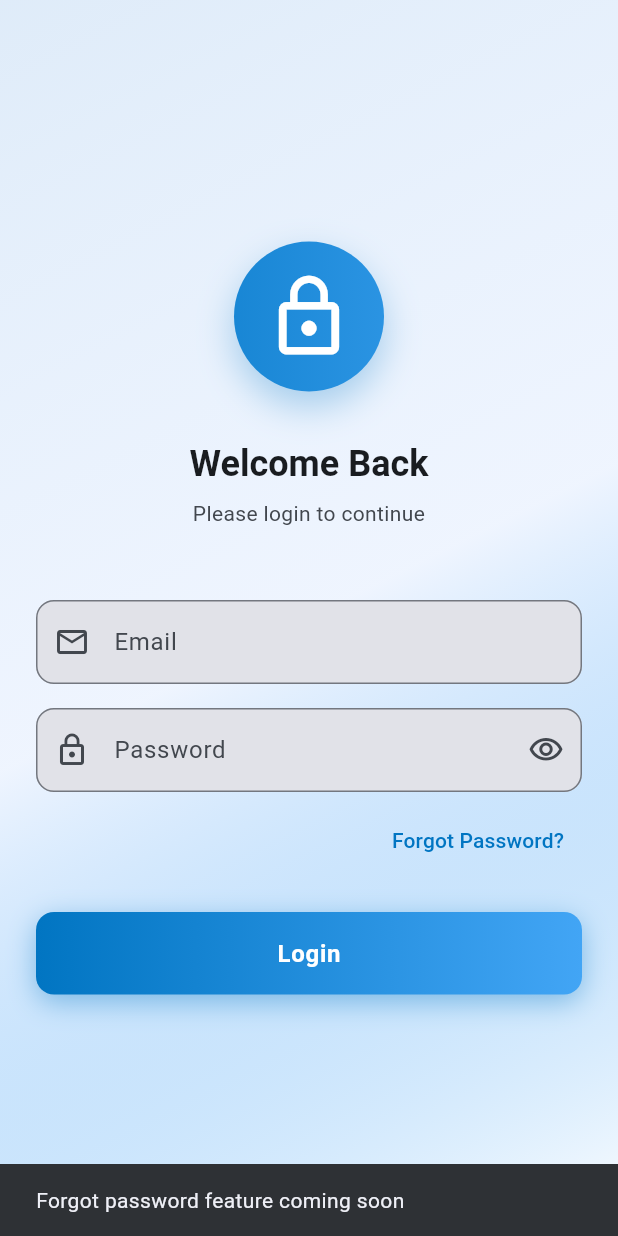
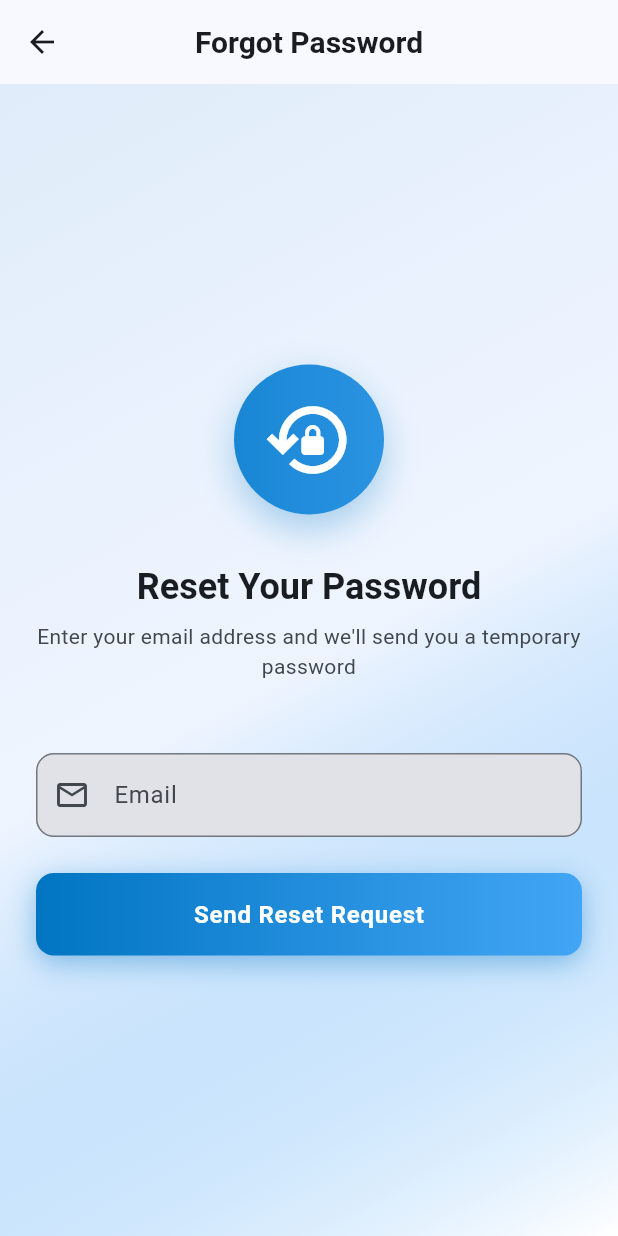
Before and after one commit to Eswar-QOBox/LCC, a Flutter app: the screen it shows after launch, after a tap on "Forgot Password?", on a phone screen of 412 x 824 dp. Run offline on Flutter 3.47's test engine with Material 3 defaults, Android fonts, the phone set to English and light mode, and no system bars; our stand-ins replace dio, file_picker, flutter_secure_storage, go_router, image_picker, shared_preferences; missing offline and left inert: dart:html, google_mlkit_face_detection; accounts and stored records are empty; network calls fail.

Commit message:
feat: Implement initial user authentication system including login, forgot password, routing, and state management.

```diff
--- a/lib/main.dart
+++ b/lib/main.dart
@@ -9,6 +9,7 @@ import 'utils/app_routes.dart';
 import 'screens/splash_screen.dart';
 import 'screens/branding_screen.dart';
 import 'screens/login_screen.dart';
+import 'screens/forgot_password_screen.dart';
 import 'screens/main_home_screen.dart';
 import 'screens/instructions_screen.dart';
 import 'screens/terms_screen.dart';
@@ -64,6 +65,10 @@ final GoRouter _router = GoRouter(
       builder: (context, state) => const LoginScreen(),
     ),
     GoRoute(
+      path: AppRoutes.forgotPassword,
+      builder: (context, state) => const ForgotPasswordScreen(),
+    ),
+    GoRoute(
       path: AppRoutes.home,
       builder: (context, state) => const MainHomeScreen(),
     ),
--- /dev/null
+++ b/lib/screens/forgot_password_screen.dart
@@ -0,0 +1,306 @@
+import 'package:flutter/material.dart';
+import 'package:go_router/go_router.dart';
+import 'package:provider/provider.dart';
+import '../utils/app_routes.dart';
+import '../providers/auth_provider.dart';
+
+class ForgotPasswordScreen extends StatefulWidget {
+  const ForgotPasswordScreen({super.key});
+
+  @override
+  State<ForgotPasswordScreen> createState() => _ForgotPasswordScreenState();
+}
+
+class _ForgotPasswordScreenState extends State<ForgotPasswordScreen> {
+  final _formKey = GlobalKey<FormState>();
+  final _emailController = TextEditingController();
+  bool _isSuccess = false;
+  String? _tempPassword;
+  String? _successMessage;
+
+  @override
+  void dispose() {
+    _emailController.dispose();
+    super.dispose();
+  }
+
+  Future<void> _handleForgotPassword() async {
+    if (_formKey.currentState!.validate()) {
+      final authProvider = Provider.of<AuthProvider>(context, listen: false);
+
+      final result = await authProvider.forgotPassword(
+        _emailController.text.trim(),
+      );
+
+      if (mounted) {
+        if (result != null) {
+          setState(() {
+            _isSuccess = true;
+            _successMessage = result['message'] as String?;
+            _tempPassword = result['tempPassword'] as String?;
+          });
+        } else {
+          // Show error message
+          ScaffoldMessenger.of(context).showSnackBar(
+            SnackBar(
+              content: Text(authProvider.errorMessage ?? 'Failed to process request'),
+              backgroundColor: Theme.of(context).colorScheme.error,
+            ),
+          );
+        }
+      }
+    }
+  }
+
+  @override
+  Widget build(BuildContext context) {
+    final theme = Theme.of(context);
+    final colorScheme = theme.colorScheme;
+
+    return Scaffold(
+      appBar: AppBar(
+        leading: IconButton(
+          icon: const Icon(Icons.arrow_back),
+          onPressed: () => context.go(AppRoutes.login),
+        ),
+        title: const Text('Forgot Password'),
+      ),
+      body: Container(
+        decoration: BoxDecoration(
+          gradient: LinearGradient(
+            begin: Alignment.topLeft,
+            end: Alignment.bottomRight,
+            colors: [
+              colorScheme.primary.withValues(alpha: 0.1),
+              colorScheme.secondary.withValues(alpha: 0.05),
+              Colors.white,
+            ],
+          ),
+        ),
+        child: SafeArea(
+          child: Center(
+            child: SingleChildScrollView(
+              padding: const EdgeInsets.all(24.0),
+              child: Form(
+                key: _formKey,
+                child: Column(
+                  mainAxisAlignment: MainAxisAlignment.center,
+                  crossAxisAlignment: CrossAxisAlignment.stretch,
+                  children: [
+                    if (!_isSuccess) ...[
+                      // Icon Section
+                      Container(
+                        padding: const EdgeInsets.all(20),
+                        decoration: BoxDecoration(
+                          shape: BoxShape.circle,
+                          gradient: LinearGradient(
+                            colors: [
+                              colorScheme.primary,
+                              colorScheme.secondary,
+                            ],
+                          ),
+                          boxShadow: [
+                            BoxShadow(
+                              color: colorScheme.primary.withValues(alpha: 0.3),
+                              blurRadius: 20,
+                              offset: const Offset(0, 10),
+                            ),
+                          ],
+                        ),
+                        child: const Icon(
+                          Icons.lock_reset_outlined,
+                          size: 60,
+                          color: Colors.white,
+                        ),
+                      ),
+                      const SizedBox(height: 32),
+                      Text(
+                        'Reset Your Password',
+                        style: theme.textTheme.headlineMedium?.copyWith(
+                              fontWeight: FontWeight.bold,
+                              color: colorScheme.onSurface,
+                            ),
+                        textAlign: TextAlign.center,
+                      ),
+                      const SizedBox(height: 8),
+                      Text(
+                        'Enter your email address and we\'ll send you a temporary password',
+                        style: theme.textTheme.bodyMedium?.copyWith(
+                              color: colorScheme.onSurfaceVariant,
+                            ),
+                        textAlign: TextAlign.center,
+                      ),
+                      const SizedBox(height: 48),
+                      TextFormField(
+                        controller: _emailController,
+                        keyboardType: TextInputType.emailAddress,
+                        decoration: const InputDecoration(
+                          labelText: 'Email',
+                          prefixIcon: Icon(Icons.email_outlined),
+                          border: OutlineInputBorder(),
+                        ),
+                        validator: (value) {
+                          if (value == null || value.isEmpty) {
+                            return 'Please enter your email';
+                          }
+                          // Basic email validation
+                          if (!value.contains('@') || !value.contains('.')) {
+                            return 'Please enter a valid email';
+                          }
+                          return null;
+                        },
+                      ),
+                      const SizedBox(height: 24),
+                      Container(
+                        decoration: BoxDecoration(
+                          borderRadius: BorderRadius.circular(12),
+                          gradient: LinearGradient(
+                            colors: [
+                              colorScheme.primary,
+                              colorScheme.secondary,
+                            ],
+                          ),
+                          boxShadow: [
+                            BoxShadow(
+                              color: colorScheme.primary.withValues(alpha: 0.4),
+                              blurRadius: 15,
+                              offset: const Offset(0, 5),
+                            ),
+                          ],
+                        ),
+                        child: Consumer<AuthProvider>(
+                          builder: (context, authProvider, _) {
+                            return ElevatedButton(
+                              onPressed: authProvider.isLoading ? null : _handleForgotPassword,
+                              style: ElevatedButton.styleFrom(
+                                padding: const EdgeInsets.symmetric(vertical: 18),
+                                backgroundColor: Colors.transparent,
+                                shadowColor: Colors.transparent,
+                                shape: RoundedRectangleBorder(
+                                  borderRadius: BorderRadius.circular(12),
+                                ),
+                              ),
+                              child: authProvider.isLoading
+                                  ? const SizedBox(
+                                      height: 20,
+                                      width: 20,
+                                      child: CircularProgressIndicator(
+                                        strokeWidth: 2,
+                                        valueColor: AlwaysStoppedAnimation<Color>(Colors.white),
+                                      ),
+                                    )
+                                  : const Text(
+                                      'Send Reset Request',
+                                      style: TextStyle(
+                                        fontSize: 16,
+                                        fontWeight: FontWeight.w600,
+                                        color: Colors.white,
+                                      ),
+                                    ),
+                            );
+                          },
+                        ),
+                      ),
+                    ] else ...[
+                      // Success State
+                      Container(
+                        padding: const EdgeInsets.all(20),
+                        decoration: BoxDecoration(
+                          shape: BoxShape.circle,
+                          color: Colors.green.withValues(alpha: 0.1),
+                        ),
+                        child: Icon(
+                          Icons.check_circle_outline,
+                          size: 60,
+                          color: Colors.green,
+                        ),
+                      ),
+                      const SizedBox(height: 32),
+                      Text(
+                        'Request Submitted',
+                        style: theme.textTheme.headlineMedium?.copyWith(
+                              fontWeight: FontWeight.bold,
+                              color: colorScheme.onSurface,
+                            ),
+                        textAlign: TextAlign.center,
+                      ),
+                      const SizedBox(height: 16),
+                      Container(
+                        padding: const EdgeInsets.all(16),
+                        decoration: BoxDecoration(
+                          color: colorScheme.surfaceContainerHighest,
+                          borderRadius: BorderRadius.circular(12),
+                        ),
+                        child: Column(
+                          crossAxisAlignment: CrossAxisAlignment.start,
+                          children: [
+                            Text(
+                              _successMessage ?? 'Password reset request processed',
+                              style: theme.textTheme.bodyMedium,
+                            ),
+                            if (_tempPassword != null) ...[
+                              const SizedBox(height: 16),
+                              Text(
+                                'Your temporary password is:',
+                                style: theme.textTheme.bodySmall?.copyWith(
+                                      color: colorScheme.onSurfaceVariant,
+                                    ),
+                              ),
+                              const SizedBox(height: 8),
+                              Container(
+                                padding: const EdgeInsets.all(12),
+                                decoration: BoxDecoration(
+                                  color: colorScheme.surface,
+                                  borderRadius: BorderRadius.circular(8),
+                                  border: Border.all(
+                                    color: colorScheme.outline.withValues(alpha: 0.3),
+                                  ),
+                                ),
+                                child: SelectableText(
+                                  _tempPassword!,
+                                  style: theme.textTheme.bodyLarge?.copyWith(
+                                        fontWeight: FontWeight.bold,
+                                        fontFamily: 'monospace',
+                                      ),
+                                ),
+                              ),
+                              const SizedBox(height: 8),
+                              Text(
+                                'Please use this password to login and change it immediately.',
+                                style: theme.textTheme.bodySmall?.copyWith(
+                                      color: colorScheme.error,
+                                      fontWeight: FontWeight.w500,
+                                    ),
+                              ),
+                            ],
+                          ],
+                        ),
+                      ),
+                      const SizedBox(height: 24),
+                      ElevatedButton(
+                        onPressed: () => context.go(AppRoutes.login),
+                        style: ElevatedButton.styleFrom(
+                          padding: const EdgeInsets.symmetric(vertical: 18),
+                          shape: RoundedRectangleBorder(
+                            borderRadius: BorderRadius.circular(12),
+                          ),
+                        ),
+                        child: const Text(
+                          'Back to Login',
+                          style: TextStyle(
+                            fontSize: 16,
+                            fontWeight: FontWeight.w600,
+                          ),
+                        ),
+                      ),
+                    ],
+                  ],
+                ),
+              ),
+            ),
+          ),
+        ),
+      ),
+    );
+  }
+}
--- a/lib/screens/login_screen.dart
+++ b/lib/screens/login_screen.dart
@@ -173,12 +173,7 @@ class _LoginScreenState extends State<LoginScreen> {
                     alignment: Alignment.centerRight,
                     child: TextButton(
                       onPressed: () {
-                        // Handle forgot password
-                        ScaffoldMessenger.of(context).showSnackBar(
-                          const SnackBar(
-                            content: Text('Forgot password feature coming soon'),
-                          ),
-                        );
+                        context.go(AppRoutes.forgotPassword);
                       },
                       child: const Text('Forgot Password?'),
                     ),
--- a/lib/utils/app_routes.dart
+++ b/lib/utils/app_routes.dart
@@ -3,6 +3,7 @@ class AppRoutes {
   static const String splash = '/';
   static const String branding = '/branding';
   static const String login = '/login';
+  static const String forgotPassword = '/forgot-password';
 
   // Main Flow
   static const String home = '/home';
```
Also changed, not shown: lib/providers/auth_provider.dart (+23 -0 lines), lib/services/auth_service.dart (+115 -0 lines).
